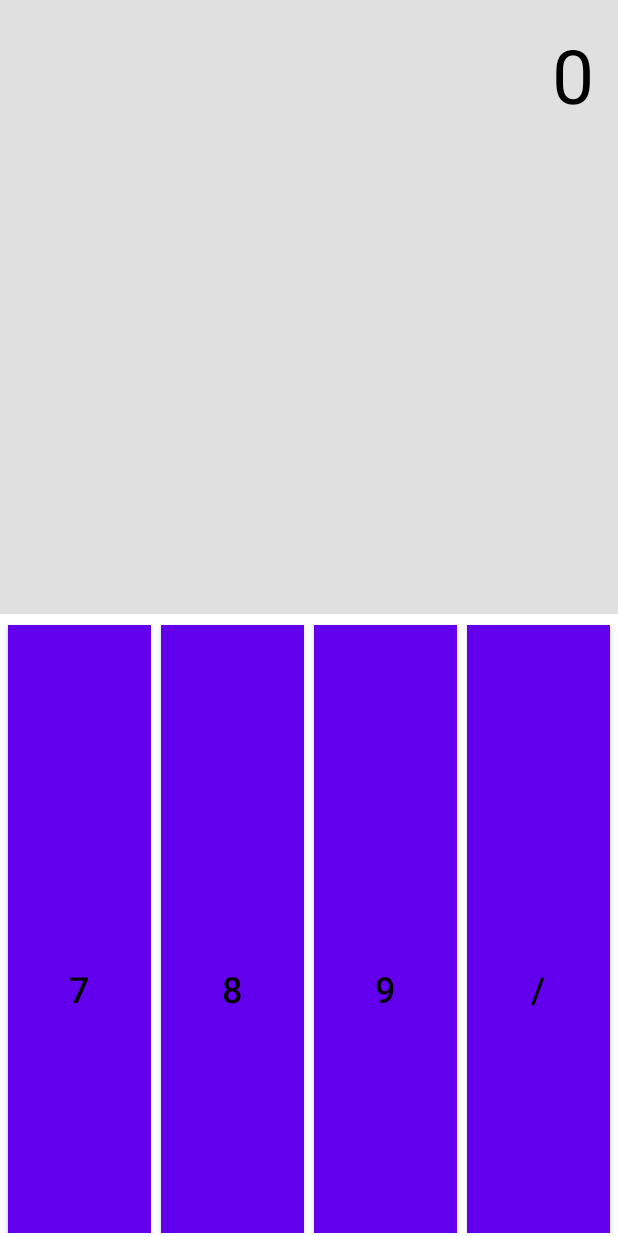
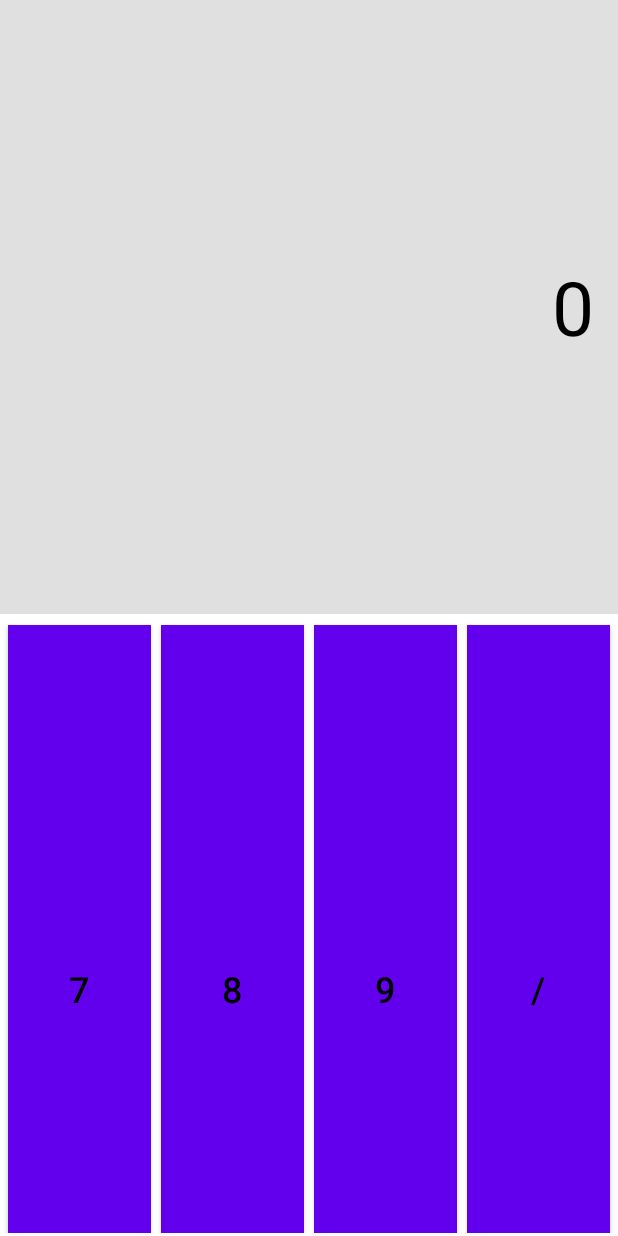
Before and after one commit to Markhande/Children-Learning-App, an Android app: the Calculator screen opened directly, with no data from a screen before it, on a phone screen of 412 x 824 dp. Run offline under Robolectric (Android 15) with nearby library versions, the phone set to English and light mode, and no system bars.

Commit message:
update for calculator

```diff
--- a/app/src/main/java/com/example/ShishuGyan/Calculator.java
+++ b/app/src/main/java/com/example/ShishuGyan/Calculator.java
@@ -1,14 +1,25 @@
 package com.example.ShishuGyan;
 
 import android.os.Bundle;
+import android.view.View;
+import android.widget.Button;
+import android.widget.TextView;
 
 import androidx.activity.EdgeToEdge;
 import androidx.appcompat.app.AppCompatActivity;
-import androidx.core.graphics.Insets;
-import androidx.core.view.ViewCompat;
-import androidx.core.view.WindowInsetsCompat;
 
 public class Calculator extends AppCompatActivity {
+
+    TextView tvDisplay;
+
+    Button btnSeven, btnEight, btnNine, btnDivide, btnFour, btnFive, btnSix,
+            btnMultiply, btnOne, btnTwo, btnThree, btnSubtract, btnZero, btnDecimal,
+            btnEquals, btnAdd, btnClear;
+
+    private String input = "";
+    private String operator = "";
+    private double firstNumber = 0;
+    private double secondNumber = 0;
 
     @Override
     protected void onCreate(Bundle savedInstanceState) {
@@ -16,6 +27,112 @@ public class Calculator extends AppCompatActivity {
         EdgeToEdge.enable(this);
         setContentView(R.layout.activity_calculator);
 
+        tvDisplay = findViewById(R.id.tvDisplay);
+        btnSeven = findViewById(R.id.btnSeven);
+        btnEight = findViewById(R.id.btnEight);
+        btnNine = findViewById(R.id.btnNine);
+        btnDivide = findViewById(R.id.btnDivide);
+        btnFour = findViewById(R.id.btnFour);
+        btnFive = findViewById(R.id.btnFive);
+        btnSix = findViewById(R.id.btnSix);
+        btnMultiply = findViewById(R.id.btnMultiply);
+        btnOne = findViewById(R.id.btnOne);
+        btnTwo = findViewById(R.id.btnTwo);
+        btnThree = findViewById(R.id.btnThree);
+        btnSubtract = findViewById(R.id.btnSubtract);
+        btnZero = findViewById(R.id.btnZero);
+        btnDecimal = findViewById(R.id.btnDecimal);
+        btnEquals = findViewById(R.id.btnEquals);
+        btnAdd = findViewById(R.id.btnAdd);
+        btnClear = findViewById(R.id.btnClear);
 
+        setNumberClickListeners();
+        setOperatorClickListeners();
+        setClearClickListener();
+        setEqualsClickListener();
+    }
+
+    // Set number button click listeners
+    private void setNumberClickListeners() {
+        View.OnClickListener numberClickListener = view -> {
+            Button button = (Button) view;
+            input += button.getText().toString();
+            tvDisplay.setText(input);
+        };
+
+        btnZero.setOnClickListener(numberClickListener);
+        btnOne.setOnClickListener(numberClickListener);
+        btnTwo.setOnClickListener(numberClickListener);
+        btnThree.setOnClickListener(numberClickListener);
+        btnFour.setOnClickListener(numberClickListener);
+        btnFive.setOnClickListener(numberClickListener);
+        btnSix.setOnClickListener(numberClickListener);
+        btnSeven.setOnClickListener(numberClickListener);
+        btnEight.setOnClickListener(numberClickListener);
+        btnNine.setOnClickListener(numberClickListener);
+        btnDecimal.setOnClickListener(numberClickListener);
+    }
+
+    // Set operator button click listeners
+    private void setOperatorClickListeners() {
+        View.OnClickListener operatorClickListener = view -> {
+            if (!input.isEmpty()) {
+                firstNumber = Double.parseDouble(input);
+                input = "";
+                Button button = (Button) view;
+                operator = button.getText().toString();
+                tvDisplay.setText(operator);
+            }
+        };
+
+        btnAdd.setOnClickListener(operatorClickListener);
+        btnSubtract.setOnClickListener(operatorClickListener);
+        btnMultiply.setOnClickListener(operatorClickListener);
+        btnDivide.setOnClickListener(operatorClickListener);
+    }
+
+    // Clear button logic
+    private void setClearClickListener() {
+        btnClear.setOnClickListener(view -> {
+            input = "";
+            operator = "";
+            firstNumber = 0;
+            secondNumber = 0;
+            tvDisplay.setText("0");
+        });
+    }
+
+    // Equals button logic
+    private void setEqualsClickListener() {
+        btnEquals.setOnClickListener(view -> {
+            if (!input.isEmpty() && !operator.isEmpty()) {
+                secondNumber = Double.parseDouble(input);
+                double result = calculate(firstNumber, secondNumber, operator);
+                tvDisplay.setText(String.valueOf(result));
+                input = String.valueOf(result);
+                operator = "";
+            }
+        });
+    }
+
+    // Calculation logic based on operator
+    private double calculate(double num1, double num2, String operator) {
+        switch (operator) {
+            case "+":
+                return num1 + num2;
+            case "-":
+                return num1 - num2;
+            case "*":
+                return num1 * num2;
+            case "/":
+                if (num2 != 0) {
+                    return num1 / num2;
+                } else {
+                    tvDisplay.setText("Error");
+                    return 0;
+                }
+            default:
+                return 0;
+        }
     }
 }
--- a/app/src/main/res/layout/activity_calculator.xml
+++ b/app/src/main/res/layout/activity_calculator.xml
@@ -12,9 +12,10 @@
         android:layout_height="0dp"
         android:layout_marginBottom="2dp"
         android:background="#e0e0e0"
-        android:gravity="end"
+        android:gravity="center"
         android:padding="16dp"
         android:text="0"
+        android:textAlignment="textEnd"
         android:textColor="#000000"
         android:textSize="50sp"
         app:layout_constraintTop_toTopOf="parent"
@@ -38,78 +39,95 @@
         <!-- Row 1 -->
         <Button
             android:text="7"
+            android:id="@+id/btnSeven"
             style="@style/CalculatorButton"
             android:layout_margin="3dp"/>
         <Button
             android:text="8"
+            android:id="@+id/btnEight"
             style="@style/CalculatorButton"
             android:layout_margin="3dp"/>
         <Button
             android:text="9"
+            android:id="@+id/btnNine"
             style="@style/CalculatorButton"
             android:layout_margin="3dp"/>
         <Button
             android:text="/"
+            android:id="@+id/btnDivide"
             style="@style/CalculatorButton"
             android:layout_margin="3dp"/>
 
         <!-- Row 2 -->
         <Button
             android:text="4"
+            android:id="@+id/btnFour"
             style="@style/CalculatorButton"
             android:layout_margin="3dp"/>
         <Button
             android:text="5"
+            android:id="@+id/btnFive"
             style="@style/CalculatorButton"
             android:layout_margin="3dp"/>
         <Button
             android:text="6"
+            android:id="@+id/btnSix"
             style="@style/CalculatorButton"
             android:layout_margin="3dp"/>
         <Button
             android:text="*"
+            android:id="@+id/btnMultiply"
             style="@style/CalculatorButton"
             android:layout_margin="3dp"/>
 
         <!-- Row 3 -->
         <Button
             android:text="1"
+            android:id="@+id/btnOne"
             style="@style/CalculatorButton"
             android:layout_margin="3dp"/>
         <Button
             android:text="2"
+            android:id="@+id/btnTwo"
             style="@style/CalculatorButton"
             android:layout_margin="3dp"/>
         <Button
             android:text="3"
+            android:id="@+id/btnThree"
             style="@style/CalculatorButton"
             android:layout_margin="3dp"/>
         <Button
             android:text="-"
+            android:id="@+id/btnSubtract"
             style="@style/CalculatorButton"
             android:layout_margin="3dp"/>
 
         <!-- Row 4 -->
         <Button
             android:text="0"
+            android:id="@+id/btnZero"
             style="@style/CalculatorButton"
             android:layout_margin="3dp"/>
         <Button
             android:text="."
+            android:id="@+id/btnDecimal"
             style="@style/CalculatorButton"
             android:layout_margin="3dp"/>
         <Button
             android:text="="
+            android:id="@+id/btnEquals"
             style="@style/CalculatorButton"
             android:layout_margin="3dp"/>
         <Button
             android:text="+"
+            android:id="@+id/btnAdd"
             style="@style/CalculatorButton"
             android:layout_margin="3dp"/>
 
         <!-- Row 5 (Clear Button) -->
         <Button
             android:text="C"
+            android:id="@+id/btnClear"
             android:layout_columnSpan="4"
             style="@style/CalculatorButton"
             android:layout_margin="3dp"/>
```
